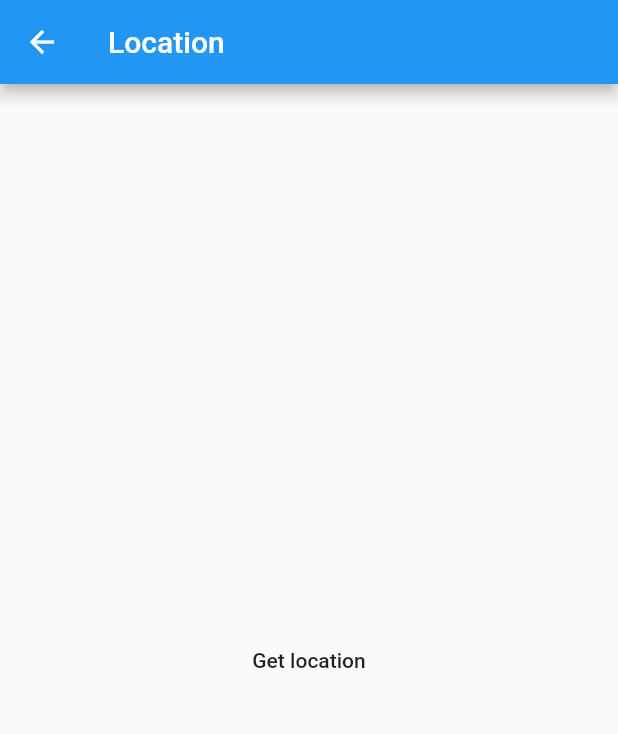
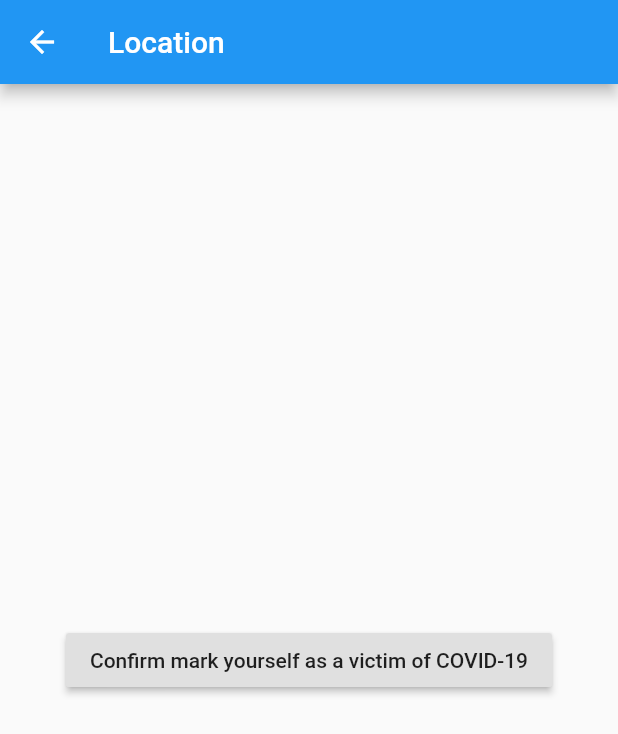
Before and after one commit to amanagr/volunteer_registration, a Flutter app: the FlagView screen opened directly, on a phone screen of 412 x 824 dp. Shown: the top 734 px of the screen. Run offline on Flutter 3.47's test engine with Material 2 defaults, Android fonts, the phone set to English and light mode, and no system bars; our stand-ins replace firebase_auth, geolocator; accounts and stored records are empty.

Commit message:
flag_view improve.

```diff
--- a/lib/home_page.dart
+++ b/lib/home_page.dart
@@ -18,7 +18,6 @@ class HomePage extends StatelessWidget {
       } catch (e) {
         print(e);
       }
-
     }
 
     return new Scaffold(
@@ -33,8 +32,6 @@ class HomePage extends StatelessWidget {
       body: new Center(
           child: _buildList()),
     );
-
-
   }
 
   Widget _buildList() => ListView(
@@ -51,8 +48,6 @@ class HomePage extends StatelessWidget {
       Divider(),
     ],
   );
-
-
 }
 
 class Tile extends StatelessWidget{
--- a/lib/views/flag_view.dart
+++ b/lib/views/flag_view.dart
@@ -1,5 +1,4 @@
 import 'package:flutter/material.dart';
-import 'package:flutter/services.dart';
 import 'package:geolocator/geolocator.dart';
 
 class FlagView extends StatefulWidget {
@@ -23,9 +22,28 @@ class _FlagViewState extends State<FlagView> {
         child: Column(
           mainAxisAlignment: MainAxisAlignment.center,
           children: <Widget>[
-            if (_currentPosition != null) Text(_currentAddress),
-            FlatButton(
-              child: Text("Get location"),
+            if (_currentPosition != null) Column(
+                  children: <Widget>[
+                      Text("Thanks! you have been successfully marked!"),
+                      Divider(height: 40,),
+                      Container(
+                          margin: const EdgeInsets.only(right: 50, left: 50),
+                          child:  Text("Please enter contact number and email of people you came in contact with in the last 14 days."),
+                      ),
+                      Divider(height: 40,),
+                      Container(
+                        margin: const EdgeInsets.only(right: 50, left: 50),
+                        child:  TextField(
+                          decoration: InputDecoration(
+                            border: OutlineInputBorder(),
+                            labelText: 'Contact Number: ',
+                          ),
+                        ),
+                      ),
+                  ]
+            ),
+            if (_currentPosition == null) RaisedButton(
+              child: Text("Confirm mark yourself as a victim of COVID-19"),
               onPressed: () {
                 _getCurrentLocation();
               },
```
